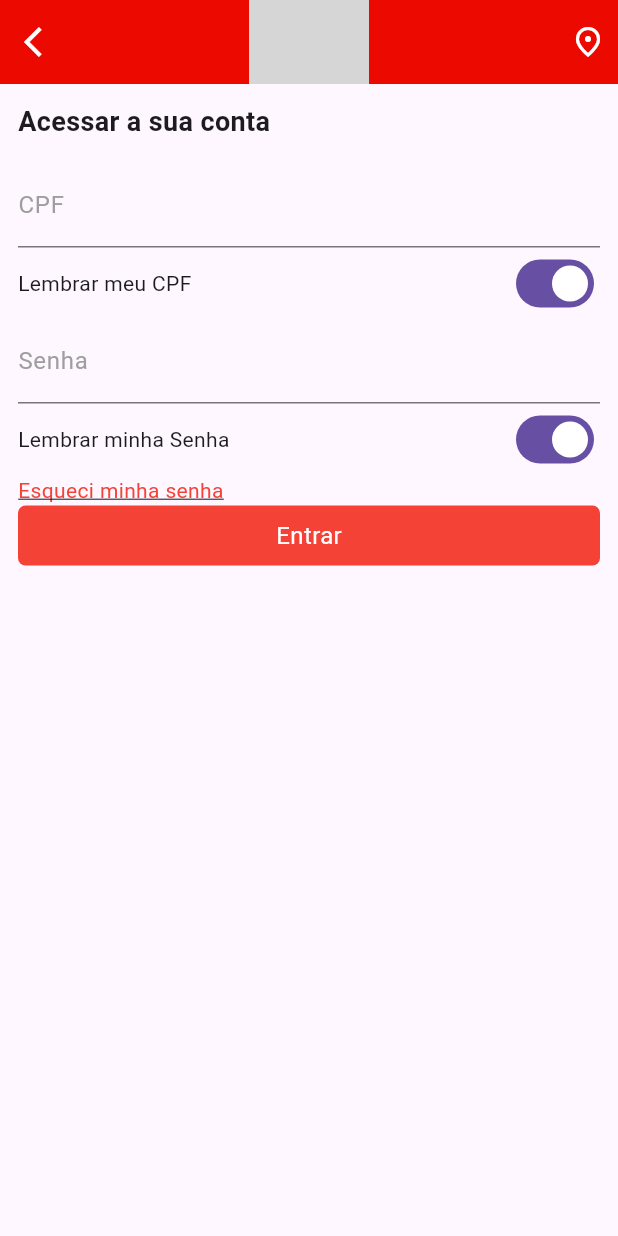
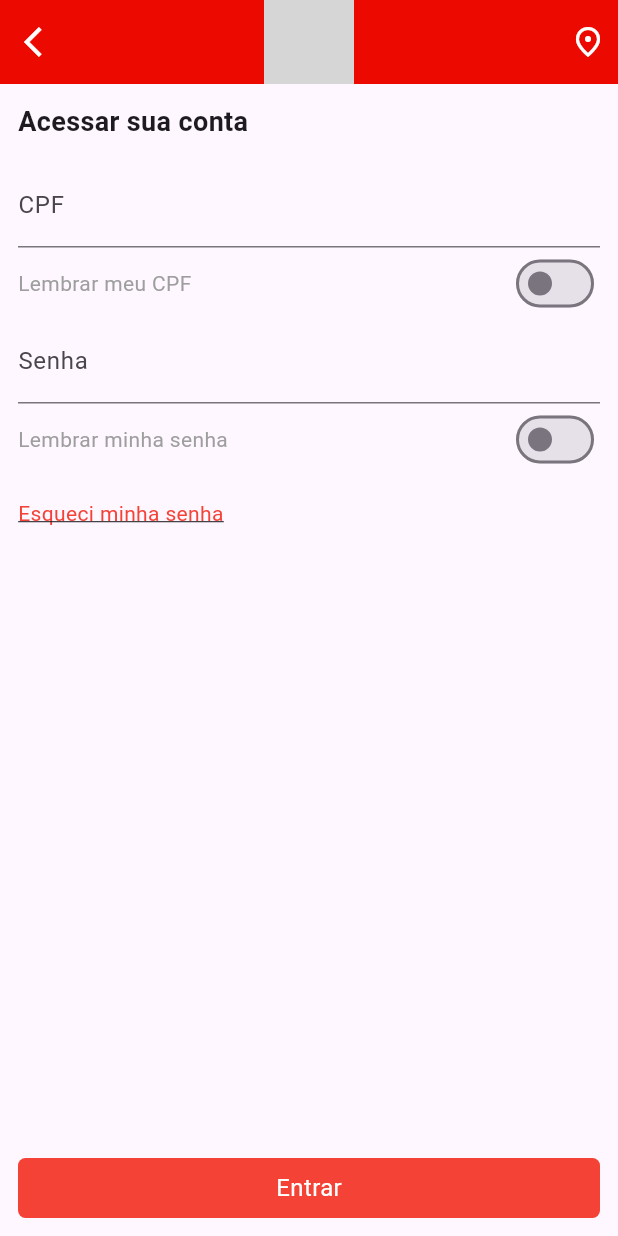
Before and after one commit to All4nFernandes/App_santander, a Flutter app: the screen it shows after launch, after a tap on "Ajuda", on a phone screen of 412 x 824 dp. Run offline on Flutter 3.47's test engine with Material 3 defaults, Android fonts, the phone set to English and light mode, and no system bars; grey boxes are pictures that could not be loaded.

Commit message:
Login feito e fazendo dashboard.

```diff
--- a/lib/views/login.dart
+++ b/lib/views/login.dart
@@ -1,3 +1,4 @@
+import 'package:app_santander/views/dashboard.dart';
 import 'package:flutter/material.dart';
 
 class Login extends StatefulWidget {
@@ -8,14 +9,21 @@ class Login extends StatefulWidget {
 }
 
 class _LoginState extends State<Login> {
+  bool vrSwitchCpf = false;
+  bool vrSwitchSenha = false;
   @override
   Widget build(BuildContext context) {
     return Scaffold(
       appBar: AppBar(
-        leading: Icon(Icons.arrow_back_ios),
+        leading: IconButton(
+          onPressed: () {
+            Navigator.of(context).pop();
+          },
+          icon: Icon(Icons.arrow_back_ios),
+        ),
         backgroundColor: Color.fromARGB(255, 236, 9, 0),
         iconTheme: IconThemeData(color: Colors.white),
-        title: Image.asset("santander_nome_login2.png", height: 80),
+        title: Image.asset("santander_nome_login2.png", height: 60),
         centerTitle: true,
         actions: [
           Padding(
@@ -30,34 +38,49 @@ class _LoginState extends State<Login> {
           crossAxisAlignment: CrossAxisAlignment.start,
           children: [
             Text(
-              "Acessar a sua conta",
+              "Acessar sua conta",
               style: TextStyle(fontWeight: FontWeight.bold, fontSize: 18),
             ),
             SizedBox(height: 15),
             TextField(
-              decoration: InputDecoration(
-                label: Text("CPF", style: TextStyle(color: Colors.grey)),
-              ),
+              keyboardType: TextInputType.number,
+              decoration: InputDecoration(label: Text("CPF")),
             ),
             Row(
               mainAxisAlignment: MainAxisAlignment.spaceBetween,
               children: [
-                Text("Lembrar meu CPF"),
-                Switch(value: true, onChanged: (value) {}),
+                Text("Lembrar meu CPF", style: TextStyle(color: Colors.grey)),
+                //switch lembrar meu cpf
+                Switch(
+                  value: vrSwitchCpf,
+                  onChanged: (value) {
+                    setState(() {
+                      vrSwitchCpf = value;
+                    });
+                  },
+                ),
               ],
             ),
-            TextField(
-              decoration: InputDecoration(
-                label: Text("Senha", style: TextStyle(color: Colors.grey)),
-              ),
-            ),
+            TextField(decoration: InputDecoration(label: Text("Senha"))),
             Row(
               mainAxisAlignment: MainAxisAlignment.spaceBetween,
               children: [
-                Text("Lembrar minha Senha"),
-                Switch(value: true, onChanged: (value) {}),
+                Text(
+                  "Lembrar minha senha",
+                  style: TextStyle(color: Colors.grey),
+                ),
+                //switch ver minha senha
+                Switch(
+                  value: vrSwitchSenha,
+                  onChanged: (value) {
+                    setState(() {
+                      vrSwitchSenha = value;
+                    });
+                  },
+                ),
               ],
             ),
+            SizedBox(height: 15),
             Text(
               "Esqueci minha senha",
               style: TextStyle(
@@ -67,11 +90,18 @@ class _LoginState extends State<Login> {
             ),
             Expanded(
               child: Column(
+                mainAxisAlignment: MainAxisAlignment.end,
                 children: [
-                  Container(
+                  GestureDetector(
+                    onTap: () {
+                      Navigator.of(context).push(
+                        MaterialPageRoute(builder: (context) => Dashboard()),
+                      );
+                    },
+                    child: Container(
                       alignment: Alignment.center,
                       height: 40,
-                    width: double.infinity,
+                      width: double.maxFinite,
                       decoration: BoxDecoration(
                         borderRadius: BorderRadius.circular(5),
                         color: Colors.red,
@@ -79,6 +109,7 @@ class _LoginState extends State<Login> {
                       child: Text(
                         "Entrar",
                         style: TextStyle(color: Colors.white, fontSize: 16),
+                      ),
                     ),
                   ),
                 ],
--- a/lib/views/pre_login.dart
+++ b/lib/views/pre_login.dart
@@ -16,12 +16,17 @@ class _PreLoginState extends State<PreLogin> {
       appBar: AppBar(
         backgroundColor: Color.fromARGB(255, 236, 9, 0),
         iconTheme: IconThemeData(color: Colors.white),
-        title: Image.asset("santander_nome_login2.png", height: 80),
+        title: Image.asset(
+          "santander_nome_login2.png",
+          height: 60,
+        ),
         centerTitle: true,
         actions: [
           Padding(
             padding: const EdgeInsets.all(8.0),
-            child: Icon(Icons.place_outlined),
+            child: Icon(
+              Icons.place_outlined,
+            ),
           ),
         ],
       ),
@@ -33,8 +38,10 @@ class _PreLoginState extends State<PreLogin> {
               child: Column(
                 mainAxisAlignment: MainAxisAlignment.spaceBetween,
                 children: [
-                  Image.asset("pessoa_login.jpeg"),
-                  SizedBox(height: 30),
+                  Image.asset(
+                    "pessoa_login.jpeg",
+                  ),
+                  SizedBox(height: 30,),
                   Row(
                     mainAxisAlignment: MainAxisAlignment.spaceAround,
                     children: [
@@ -52,20 +59,26 @@ class _PreLoginState extends State<PreLogin> {
             width: double.maxFinite,
             decoration: BoxDecoration(
               borderRadius: BorderRadius.only(
-                topLeft: Radius.circular(25),
-                topRight: Radius.circular(25),
-              ),
+                  topLeft: Radius.circular(25), topRight: Radius.circular(25)),
               color: Colors.white,
             ),
             child: Row(
               mainAxisAlignment: MainAxisAlignment.center,
               children: [
-                Icon(Icons.swipe_vertical_outlined, size: 35),
-                SizedBox(width: 15),
-                Text("Pagar ou cobrar", style: TextStyle(fontSize: 16)),
+                Icon(
+                  Icons.swipe_vertical_outlined,
+                  size: 35,
+                ),
+                SizedBox(
+                  width: 15,
+                ),
+                Text(
+                  "Pagar ou cobrar",
+                  style: TextStyle(fontSize: 16),
+                ),
               ],
             ),
-          ),
+          )
         ],
       ),
     );
```
Also changed, not shown: lib/views/dashboard.dart (added, +64 -0 lines), assets/fundo_dashboard.png (added), assets/teste3.png (added). Lines whose indentation alone changed are shown as unchanged.
